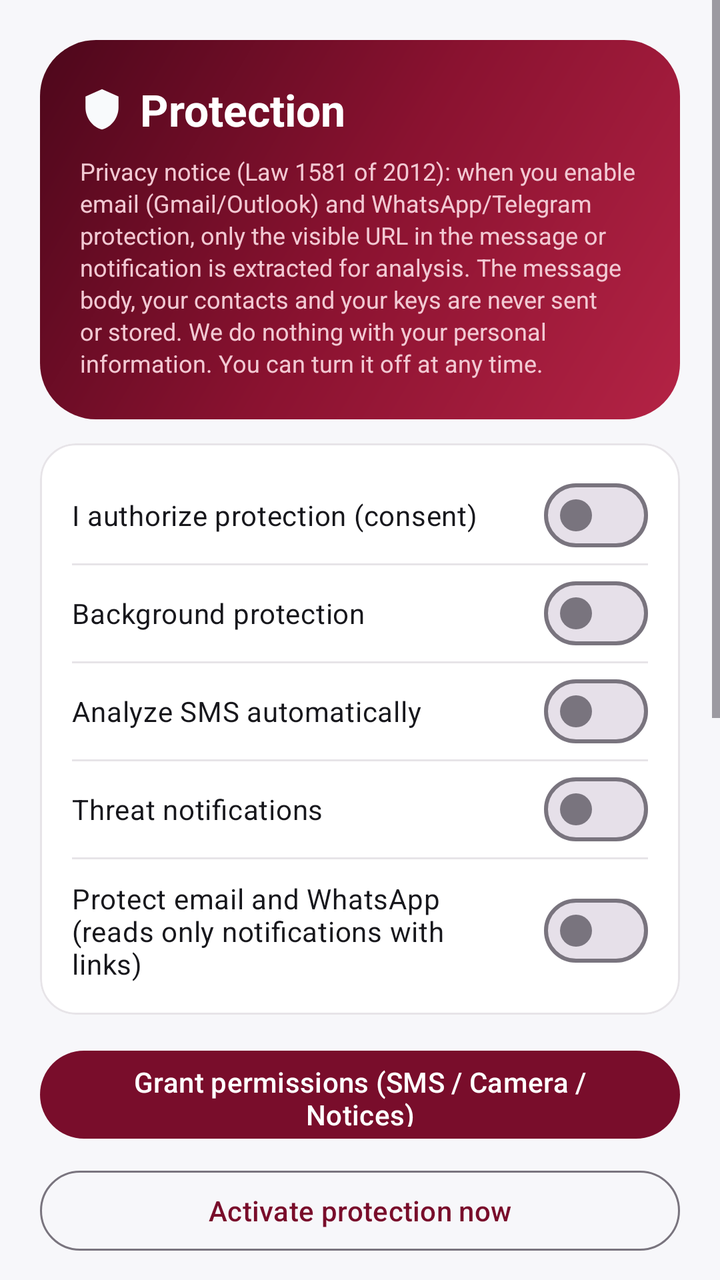
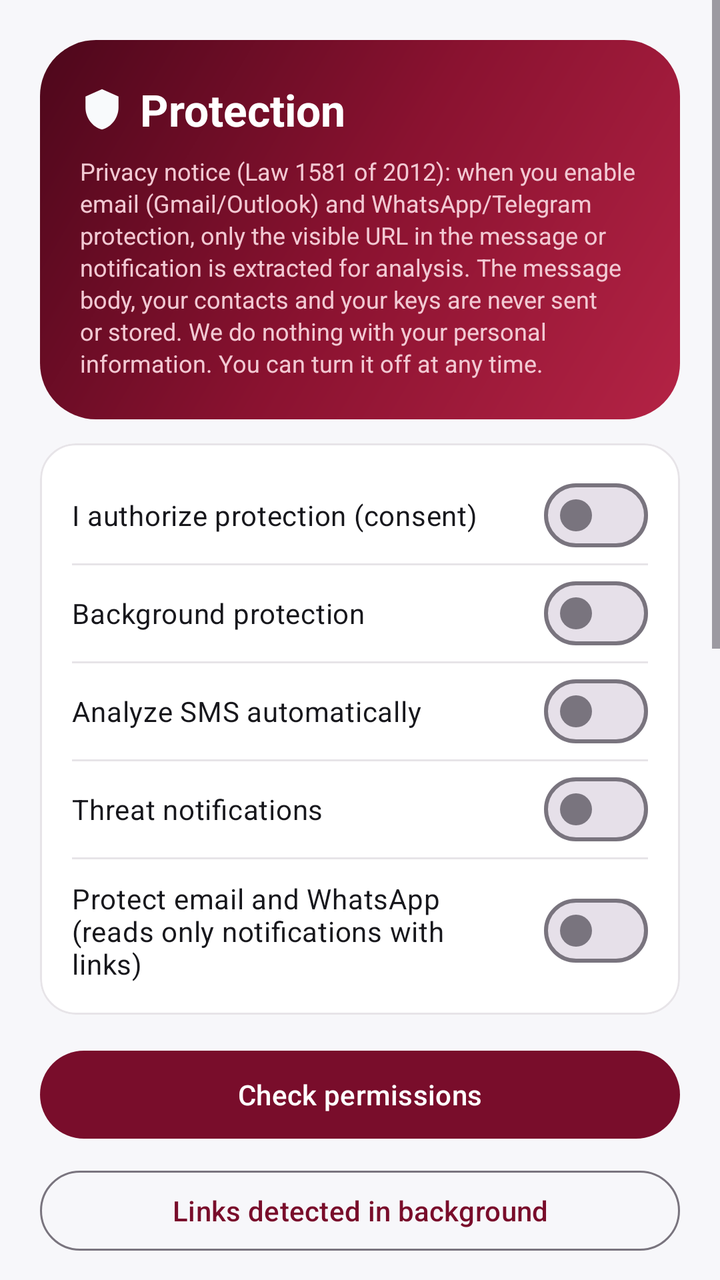

Before-and-after screenshots of an Android layout around one commit, followed by the original layout XML and the change that was made.
<!-- AndroidManifest.xml: application theme Theme.Phishware -->
<!-- res/layout/fragment_settings.xml -->
<?xml version="1.0" encoding="utf-8"?>
<ScrollView xmlns:android="http://schemas.android.com/apk/res/android"
    xmlns:app="http://schemas.android.com/apk/res-auto"
    android:layout_width="match_parent"
    android:layout_height="match_parent"
    android:background="@color/proton_bg"
    android:fillViewport="true">
    <LinearLayout
        android:layout_width="match_parent"
        android:layout_height="wrap_content"
        android:orientation="vertical"
        android:padding="20dp">

            <LinearLayout
                android:layout_width="match_parent"
                android:layout_height="wrap_content"
                android:background="@drawable/bg_hero_gradient"
                android:orientation="vertical"
                android:padding="20dp">
                <LinearLayout
                    android:layout_width="match_parent"
                    android:layout_height="wrap_content"
                    android:gravity="center_vertical"
                    android:orientation="horizontal">
                    <ImageView
                        android:layout_width="22dp"
                        android:layout_height="22dp"
                        android:contentDescription="@null"
                        android:src="@drawable/ic_shield" />
                    <TextView
                        android:layout_width="wrap_content"
                        android:layout_height="wrap_content"
                        android:layout_marginStart="8dp"
                        android:text="@string/guard_title"
                        android:textColor="#FFFFFF"
                        android:textSize="22sp"
                        android:textStyle="bold" />
                </LinearLayout>
                <TextView
                    android:id="@+id/tvConsent"
                    android:layout_width="match_parent"
                    android:layout_height="wrap_content"
                    android:layout_marginTop="8dp"
                    android:text="@string/guard_consent_long"
                    android:textColor="@color/proton_on_brand_muted"
                    android:textSize="12sp"
                    android:lineSpacingExtra="2dp" />
            </LinearLayout>

        <com.google.android.material.card.MaterialCardView
            android:layout_width="match_parent"
            android:layout_height="wrap_content"
            android:layout_marginTop="12dp"
            app:cardBackgroundColor="@color/proton_card"
            app:cardCornerRadius="18dp"
            app:cardElevation="0dp"
            app:strokeColor="@color/border_color"
            app:strokeWidth="1dp">
            <LinearLayout
                android:layout_width="match_parent"
                android:layout_height="wrap_content"
                android:orientation="vertical"
                android:paddingStart="16dp"
                android:paddingTop="6dp"
                android:paddingEnd="16dp"
                android:paddingBottom="6dp">
                <com.google.android.material.materialswitch.MaterialSwitch
                    android:id="@+id/swConsent"
                    android:layout_width="match_parent"
                    android:layout_height="wrap_content"
                    android:layout_marginTop="6dp"
                    android:paddingTop="10dp"
                    android:paddingBottom="10dp"
                    android:text="@string/guard_consent"
                    android:textColor="@color/proton_text" />
                <View android:layout_width="match_parent" android:layout_height="1dp" android:background="@color/border_color" />
                <com.google.android.material.materialswitch.MaterialSwitch
                    android:id="@+id/swGuard"
                    android:layout_width="match_parent"
                    android:layout_height="wrap_content"
                    android:paddingTop="10dp"
                    android:paddingBottom="10dp"
                    android:text="@string/guard_bg"
                    android:textColor="@color/proton_text" />
                <View android:layout_width="match_parent" android:layout_height="1dp" android:background="@color/border_color" />
                <com.google.android.material.materialswitch.MaterialSwitch
                    android:id="@+id/swSms"
                    android:layout_width="match_parent"
                    android:layout_height="wrap_content"
                    android:paddingTop="10dp"
                    android:paddingBottom="10dp"
                    android:text="@string/guard_sms"
                    android:textColor="@color/proton_text" />
                <View android:layout_width="match_parent" android:layout_height="1dp" android:background="@color/border_color" />
                <com.google.android.material.materialswitch.MaterialSwitch
                    android:id="@+id/swNotif"
                    android:layout_width="match_parent"
                    android:layout_height="wrap_content"
                    android:paddingTop="10dp"
                    android:paddingBottom="10dp"
                    android:text="@string/guard_notif"
                    android:textColor="@color/proton_text" />
                <View android:layout_width="match_parent" android:layout_height="1dp" android:background="@color/border_color" />
                <com.google.android.material.materialswitch.MaterialSwitch
                    android:id="@+id/swNotifListener"
                    android:layout_width="match_parent"
                    android:layout_height="wrap_content"
                    android:paddingTop="10dp"
                    android:paddingBottom="10dp"
                    android:text="@string/guard_notif_listener"
                    android:textColor="@color/proton_text" />
            </LinearLayout>
        </com.google.android.material.card.MaterialCardView>

        <com.google.android.material.button.MaterialButton
            android:id="@+id/btnPermissions"
            android:layout_width="match_parent"
            android:layout_height="52dp"
            android:layout_marginTop="14dp"
            android:text="@string/guard_grant"
            app:backgroundTint="@color/proton_primary"
            app:cornerRadius="26dp" />
        <com.google.android.material.button.MaterialButton
            android:id="@+id/btnStart"
            style="@style/Widget.Material3.Button.OutlinedButton"
            android:layout_width="match_parent"
            android:layout_height="wrap_content"
            android:layout_marginTop="8dp"
            android:text="@string/guard_activate" />
        <com.google.android.material.button.MaterialButton
            android:id="@+id/btnBattery"
            style="@style/Widget.Material3.Button.OutlinedButton"
            android:layout_width="match_parent"
            android:layout_height="wrap_content"
            android:layout_marginTop="8dp"
            android:text="@string/guard_battery" />
        <com.google.android.material.button.MaterialButton
            android:id="@+id/btnTestNotif"
            style="@style/Widget.Material3.Button.OutlinedButton"
            android:layout_width="match_parent"
            android:layout_height="wrap_content"
            android:layout_marginTop="8dp"
            android:text="@string/guard_test_notif" />
        <com.google.android.material.button.MaterialButton
            android:id="@+id/btnNotifAccess"
            style="@style/Widget.Material3.Button.OutlinedButton"
            android:layout_width="match_parent"
            android:layout_height="wrap_content"
            android:layout_marginTop="8dp"
            android:text="@string/guard_notif_access" />

        <TextView
            android:id="@+id/tvLangTitle"
            android:layout_width="wrap_content"
            android:layout_height="wrap_content"
            android:layout_marginTop="22dp"
            android:text="@string/guard_lang_title"
            android:textColor="@color/proton_text"
            android:textSize="15sp"
            android:textStyle="bold" />
        <LinearLayout
            android:layout_width="match_parent"
            android:layout_height="wrap_content"
            android:layout_marginTop="10dp"
            android:orientation="horizontal">
            <com.google.android.material.button.MaterialButton
                android:id="@+id/btnLangEs"
                style="@style/Widget.Material3.Button.OutlinedButton"
                android:layout_width="0dp"
                android:layout_height="wrap_content"
                android:layout_weight="1"
                android:text="@string/guard_lang_es" />
            <Space android:layout_width="8dp" android:layout_height="wrap_content" />
            <com.google.android.material.button.MaterialButton
                android:id="@+id/btnLangEn"
                style="@style/Widget.Material3.Button.OutlinedButton"
                android:layout_width="0dp"
                android:layout_height="wrap_content"
                android:layout_weight="1"
                android:text="@string/guard_lang_en" />
        </LinearLayout>

        <TextView
            android:layout_width="wrap_content"
            android:layout_height="wrap_content"
            android:layout_marginTop="22dp"
            android:text="@string/guard_theme_title"
            android:textColor="@color/proton_text"
            android:textSize="15sp"
            android:textStyle="bold" />
        <LinearLayout
            android:layout_width="match_parent"
            android:layout_height="wrap_content"
            android:layout_marginTop="10dp"
            android:orientation="horizontal">
            <com.google.android.material.button.MaterialButton
                android:id="@+id/btnThemeLight"
                style="@style/Widget.Material3.Button.OutlinedButton"
                android:layout_width="0dp"
                android:layout_height="wrap_content"
                android:layout_weight="1"
                android:text="@string/guard_theme_light" />
            <Space android:layout_width="8dp" android:layout_height="wrap_content" />
            <com.google.android.material.button.MaterialButton
                android:id="@+id/btnThemeDark"
                style="@style/Widget.Material3.Button.OutlinedButton"
                android:layout_width="0dp"
                android:layout_height="wrap_content"
                android:layout_weight="1"
                android:text="@string/guard_theme_dark" />
            <Space android:layout_width="8dp" android:layout_height="wrap_content" />
            <com.google.android.material.button.MaterialButton
                android:id="@+id/btnThemeSystem"
                style="@style/Widget.Material3.Button.OutlinedButton"
                android:layout_width="0dp"
                android:layout_height="wrap_content"
                android:layout_weight="1"
                android:text="@string/guard_theme_system" />
        </LinearLayout>

        <com.google.android.material.button.MaterialButton
            android:id="@+id/btnLogout"
            style="@style/Widget.Material3.Button.OutlinedButton"
            android:layout_width="match_parent"
            android:layout_height="wrap_content"
            android:layout_marginTop="22dp"
            android:text="@string/guard_logout"
            app:strokeColor="@color/danger_red"
            android:textColor="@color/danger_red" />

        <TextView
            android:id="@+id/tvStatus"
            android:layout_width="match_parent"
            android:layout_height="wrap_content"
            android:layout_marginTop="12dp"
            android:layout_marginBottom="16dp"
            android:textColor="@color/proton_subtext"
            android:textSize="13sp" />
    </LinearLayout>
</ScrollView>
<!-- resources referenced by this layout -->
<resources>
  <color name="border_color">#E7E4E8</color>
  <color name="danger_red">#C6283D</color>
  <color name="proton_bg">#F7F7FA</color>
  <color name="proton_card">#FFFFFF</color>
  <color name="proton_on_brand_muted">#F2C9D3</color>
  <color name="proton_primary">#790D2B</color>
  <color name="proton_subtext">#686873</color>
  <color name="proton_text">#17171C</color>
  <!-- drawable bg_hero_gradient (drawable) -->
  <?xml version="1.0" encoding="utf-8"?>
  <shape xmlns:android="http://schemas.android.com/apk/res/android" android:shape="rectangle">
      <gradient
          android:angle="135"
          android:startColor="#B42345"
          android:centerColor="#8A1230"
          android:endColor="#4D071B" />
      <corners android:radius="28dp" />
  </shape>
  <!-- drawable ic_shield (drawable) -->
  <vector xmlns:android="http://schemas.android.com/apk/res/android" android:width="24dp" android:height="24dp" android:viewportWidth="24" android:viewportHeight="24" android:tint="#F8FAFC"><path android:fillColor="@android:color/white" android:pathData="M12,1L3,5v6c0,5.55 3.84,10.74 9,12 5.16,-1.26 9,-6.45 9,-12V5l-9,-4zM12,11l-2.5,-2.5L8,10l4,4 6,-6 -1.5,-1.5z"/></vector>
  <string name="guard_activate">Activate protection now</string>
  <string name="guard_battery">Remove battery restriction</string>
  <string name="guard_bg">Background protection</string>
  <string name="guard_consent">I authorize protection (consent)</string>
  <string name="guard_consent_long">Privacy notice (Law 1581 of 2012): when you enable email (Gmail/Outlook) and WhatsApp/Telegram protection, only the visible URL in the message or notification is extracted for analysis. The message body, your contacts and your keys are never sent or stored. We do nothing with your personal information. You can turn it off at any time.</string>
  <string name="guard_grant">Grant permissions (SMS / Camera / Notices)</string>
  <string name="guard_lang_en">English</string>
  <string name="guard_lang_es">Spanish</string>
  <string name="guard_lang_title">Language / Idioma</string>
  <string name="guard_logout">Log out</string>
  <string name="guard_notif">Threat notifications</string>
  <string name="guard_notif_access">Grant notification access (email/WhatsApp)</string>
  <string name="guard_notif_listener">Protect email and WhatsApp (reads only notifications with links)</string>
  <string name="guard_sms">Analyze SMS automatically</string>
  <string name="guard_test_notif">Test iPhone-style notification</string>
  <string name="guard_theme_dark">Dark</string>
  <string name="guard_theme_light">Light</string>
  <string name="guard_theme_system">System</string>
  <string name="guard_theme_title">Theme</string>
  <string name="guard_title">Protection</string>
  <style name="Theme.Phishware" parent="Theme.Material3.DayNight.NoActionBar">
          <item name="colorPrimary">@color/proton_primary</item>
          <item name="colorPrimaryDark">@color/proton_primary_dark</item>
          <item name="colorOnPrimary">@color/proton_on_brand</item>
          <item name="colorSecondary">@color/proton_primary</item>
          <item name="colorOnSecondary">@color/proton_on_brand</item>
          <item name="android:colorBackground">@color/proton_bg</item>
          <item name="colorSurface">@color/proton_card</item>
          <item name="colorOnSurface">@color/proton_text</item>
          <item name="colorOnSurfaceVariant">@color/proton_subtext</item>
          <item name="colorError">@color/danger_red</item>
          <item name="android:statusBarColor">@color/proton_bg</item>
          <item name="android:navigationBarColor">@color/proton_card</item>
          <item name="android:windowLightStatusBar">true</item>
          <item name="android:windowLightNavigationBar" tools:targetApi="o_mr1">true</item>
      </style>
  <color name="proton_primary_dark">#5F0A22</color>
  <color name="proton_on_brand">#FFFFFF</color>
</resources>

<!-- the commit's change to res/layout/fragment_settings.xml (unified diff, before → after) -->
@@ -113,6 +113,21 @@
         </com.google.android.material.card.MaterialCardView>
 
         <com.google.android.material.button.MaterialButton
+            android:id="@+id/btnPermissionsCheck"
+            android:layout_width="match_parent"
+            android:layout_height="52dp"
+            android:layout_marginTop="14dp"
+            android:text="@string/perm_open"
+            app:backgroundTint="@color/proton_primary"
+            app:cornerRadius="26dp" />
+        <com.google.android.material.button.MaterialButton
+            android:id="@+id/btnBackgroundLinks"
+            style="@style/Widget.Material3.Button.OutlinedButton"
+            android:layout_width="match_parent"
+            android:layout_height="wrap_content"
+            android:layout_marginTop="8dp"
+            android:text="@string/bg_open" />
+        <com.google.android.material.button.MaterialButton
             android:id="@+id/btnPermissions"
             android:layout_width="match_parent"
             android:layout_height="52dp"
<!-- resource entries referenced after the edit -->
@@ -20,6 +20,7 @@
   </shape>
   <!-- drawable ic_shield (drawable) -->
   <vector xmlns:android="http://schemas.android.com/apk/res/android" android:width="24dp" android:height="24dp" android:viewportWidth="24" android:viewportHeight="24" android:tint="#F8FAFC"><path android:fillColor="@android:color/white" android:pathData="M12,1L3,5v6c0,5.55 3.84,10.74 9,12 5.16,-1.26 9,-6.45 9,-12V5l-9,-4zM12,11l-2.5,-2.5L8,10l4,4 6,-6 -1.5,-1.5z"/></vector>
+  <string name="bg_open">Links detected in background</string>
   <string name="guard_activate">Activate protection now</string>
   <string name="guard_battery">Remove battery restriction</string>
   <string name="guard_bg">Background protection</string>
@@ -40,6 +41,7 @@
   <string name="guard_theme_system">System</string>
   <string name="guard_theme_title">Theme</string>
   <string name="guard_title">Protection</string>
+  <string name="perm_open">Check permissions</string>
   <style name="Theme.Phishware" parent="Theme.Material3.DayNight.NoActionBar">
           <item name="colorPrimary">@color/proton_primary</item>
           <item name="colorPrimaryDark">@color/proton_primary_dark</item>
